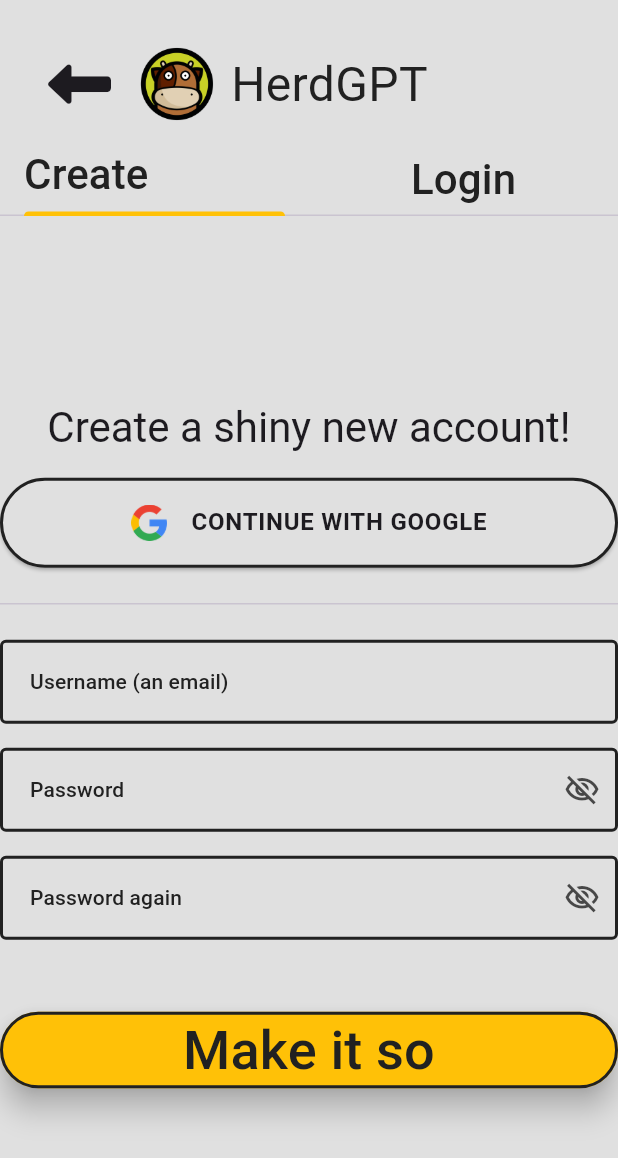
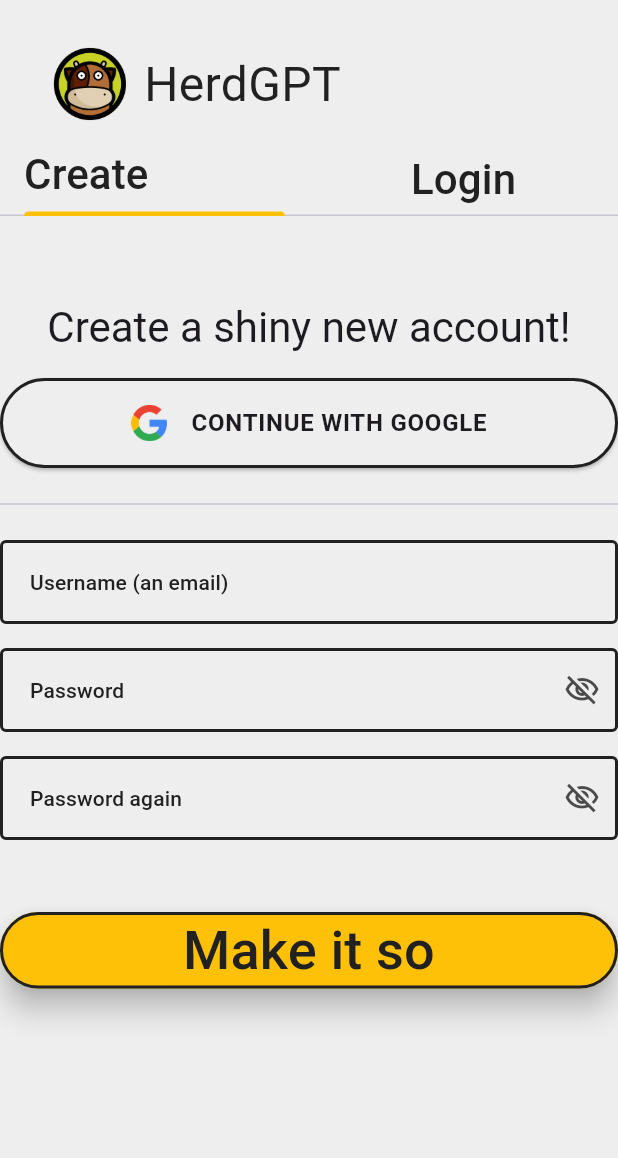
Before and after one commit to Toglefritz/herdgpt, a Flutter app: the screen it shows after launch, after a tap on "Let's Go!", on a phone screen of 412 x 824 dp. Shown: the top 1158 px of the screen. Run offline on Flutter 3.47's test engine with Material 2 defaults, Android fonts, the phone set to English and light mode, and no system bars; our stand-ins replace cloud_functions, firebase_analytics, firebase_auth, firebase_core, firebase_remote_config, font_awesome_flutter and 3 more; accounts and stored records are empty; generated files the repository leaves out were written again; network calls fail; statements that could not run were skipped.

Commit message:
Updated authentication page design :art:

```diff
--- a/lib/components/authentication_page.dart
+++ b/lib/components/authentication_page.dart
@@ -15,6 +15,7 @@
   @override
   Widget build(BuildContext context) {
     return Center(
+      heightFactor: 1.0,
       child: ConstrainedBox(
         constraints: const BoxConstraints(maxWidth: 700),
         child: SingleChildScrollView(
--- a/lib/l10n/app_en.arb
+++ b/lib/l10n/app_en.arb
@@ -12,6 +12,7 @@
   "passwordConfirmationFieldLabel": "Password again",
   "passwordFieldLabel": "Password",
   "privacyPolicy": "Privacy Policy",
+  "signInAnonymously": "Sign in Anonymously",
   "siteTitle": "HerdGPT",
   "termsAndConditions": "Terms and Conditions",
   "usernameFieldLabelHint": "Username (an email)",
--- a/lib/main.dart
+++ b/lib/main.dart
@@ -1,4 +1,7 @@
+import 'package:cloud_functions/cloud_functions.dart';
+import 'package:firebase_auth/firebase_auth.dart';
 import 'package:firebase_core/firebase_core.dart';
+import 'package:flutter/foundation.dart';
 import 'package:flutter/material.dart';
 
 import 'firebase_options.dart';
@@ -11,5 +14,15 @@
     options: DefaultFirebaseOptions.currentPlatform,
   );
 
+  // In debug mode, use the Firebase emulator
+  if (kDebugMode) {
+    try {
+      FirebaseFunctions.instance.useFunctionsEmulator('localhost', 5001);
+      await FirebaseAuth.instance.useAuthEmulator('localhost', 9099);
+    } catch (e) {
+      debugPrint('Failed to initialize Firebase emulators with exception, $e');
+    }
+  }
+
   runApp(const HerdGPTApp());
 }
--- a/lib/screens/authentication/authentication_view.dart
+++ b/lib/screens/authentication/authentication_view.dart
@@ -20,7 +20,6 @@
       child: Scaffold(
         extendBodyBehindAppBar: true,
         appBar: MainAppBar(
-          displayBackButton: true,
           bottom: TabBar(
             indicatorColor: Theme.of(context).primaryColor,
             tabs: [
--- a/lib/themes/light_theme.dart
+++ b/lib/themes/light_theme.dart
@@ -18,9 +18,9 @@
   brightness: Brightness.light,
   useMaterial3: true,
   primaryColor: Colors.amber,
-  scaffoldBackgroundColor: Colors.grey[300],
+  scaffoldBackgroundColor: Colors.grey[200],
   primaryColorDark: const Color(0xff212121),
-  primaryColorLight: Colors.grey[300],
+  primaryColorLight: Colors.grey[200],
   fontFamily: GoogleFonts.mavenPro().fontFamily,
   appBarTheme: const AppBarTheme(
     elevation: 0,
```
Also changed, not shown: lib/components/sign_in_anonymously_button.dart (added, +29 -0 lines), lib/screens/authentication/authentication_controller.dart (+20 -0 lines).
